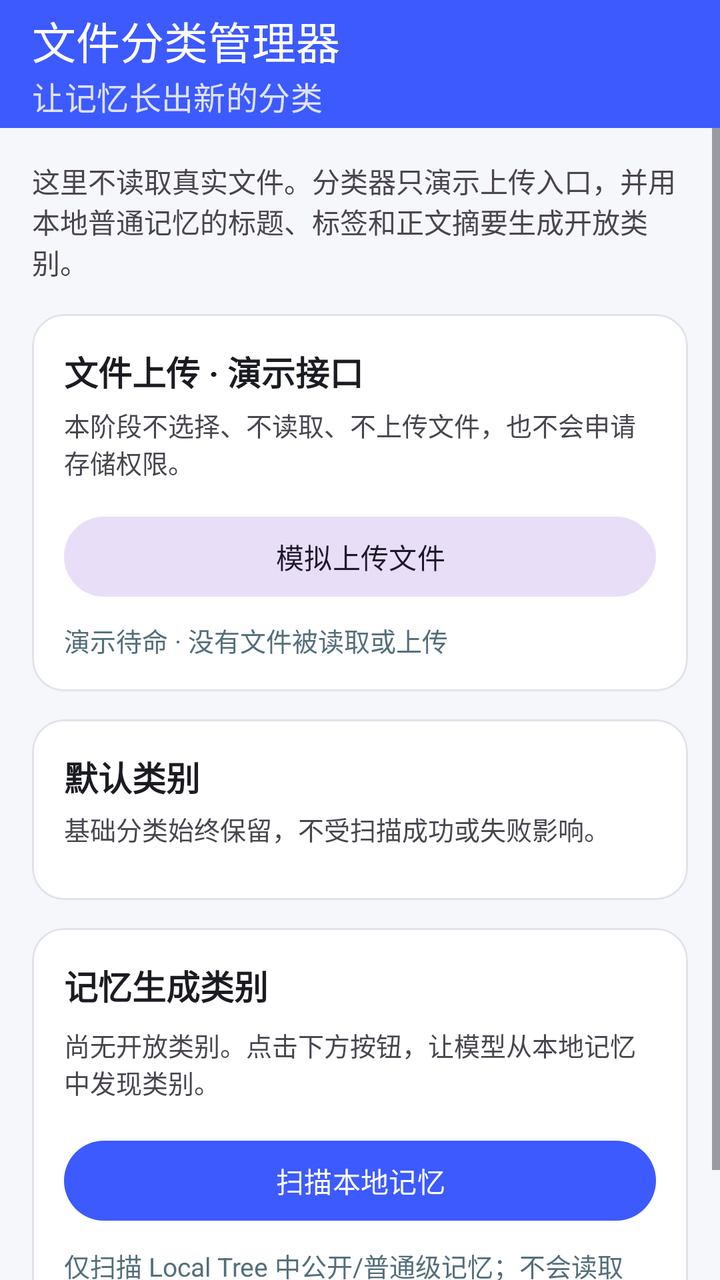
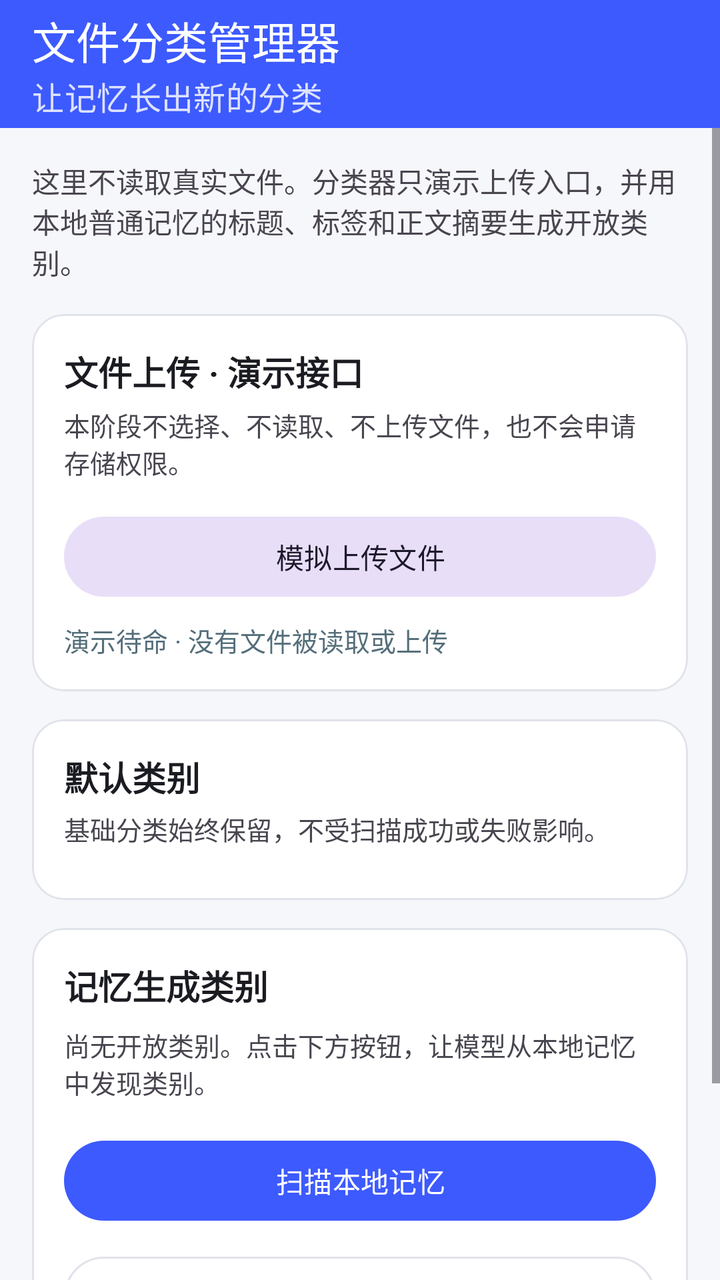

Before-and-after screenshots of an Android layout around one commit, followed by the original layout XML and the change that was made.
<!-- AndroidManifest.xml: application theme Theme.OSMemory -->
<!-- res/layout/phase3_classifier_activity.xml -->
<?xml version="1.0" encoding="utf-8"?>
<LinearLayout xmlns:android="http://schemas.android.com/apk/res/android"
    xmlns:app="http://schemas.android.com/apk/res-auto"
    xmlns:tools="http://schemas.android.com/tools"
    android:id="@+id/p3_classifier_root"
    android:layout_width="match_parent"
    android:layout_height="match_parent"
    android:background="@color/brand_background"
    android:fitsSystemWindows="true"
    android:orientation="vertical"
    tools:context=".phase3.classifier.ClassifierActivity">

    <com.google.android.material.appbar.MaterialToolbar
        android:id="@+id/p3_classifier_toolbar"
        android:layout_width="match_parent"
        android:layout_height="?attr/actionBarSize"
        android:background="@color/brand_primary"
        android:theme="@style/ThemeOverlay.Toolbar.OSMemory"
        app:subtitle="让记忆长出新的分类"
        app:subtitleTextColor="#DDE2FF"
        app:title="文件分类管理器"
        app:titleTextColor="@color/white" />

    <ScrollView
        android:layout_width="match_parent"
        android:layout_height="0dp"
        android:layout_weight="1"
        android:clipToPadding="false"
        android:fillViewport="true">

        <LinearLayout
            android:layout_width="match_parent"
            android:layout_height="wrap_content"
            android:orientation="vertical"
            android:paddingStart="16dp"
            android:paddingTop="16dp"
            android:paddingEnd="16dp"
            android:paddingBottom="24dp">

            <TextView
                android:layout_width="match_parent"
                android:layout_height="wrap_content"
                android:text="这里不读取真实文件。分类器只演示上传入口，并用本地普通记忆的标题、标签和正文摘要生成开放类别。"
                android:textColor="?android:attr/textColorSecondary"
                android:textSize="14sp" />

            <com.google.android.material.card.MaterialCardView
                android:layout_width="match_parent"
                android:layout_height="wrap_content"
                android:layout_marginTop="16dp"
                app:cardBackgroundColor="?attr/colorSurface"
                app:cardCornerRadius="16dp"
                app:strokeColor="@color/brand_outline"
                app:strokeWidth="1dp">

                <LinearLayout
                    android:layout_width="match_parent"
                    android:layout_height="wrap_content"
                    android:orientation="vertical"
                    android:padding="16dp">

                    <TextView
                        android:layout_width="match_parent"
                        android:layout_height="wrap_content"
                        android:text="文件上传 · 演示接口"
                        android:textColor="?attr/colorOnSurface"
                        android:textSize="17sp"
                        android:textStyle="bold" />

                    <TextView
                        android:layout_width="match_parent"
                        android:layout_height="wrap_content"
                        android:layout_marginTop="5dp"
                        android:text="本阶段不选择、不读取、不上传文件，也不会申请存储权限。"
                        android:textColor="?android:attr/textColorSecondary"
                        android:textSize="13sp" />

                    <com.google.android.material.button.MaterialButton
                        android:id="@+id/p3_classifier_fake_upload_button"
                        style="@style/Widget.Material3.Button.TonalButton"
                        android:layout_width="match_parent"
                        android:layout_height="wrap_content"
                        android:layout_marginTop="14dp"
                        android:text="模拟上传文件" />

                    <TextView
                        android:id="@+id/p3_classifier_upload_status"
                        android:layout_width="match_parent"
                        android:layout_height="wrap_content"
                        android:layout_marginTop="8dp"
                        android:text="演示待命 · 没有文件被读取或上传"
                        android:textColor="@color/semantic_public"
                        android:textSize="13sp" />
                </LinearLayout>
            </com.google.android.material.card.MaterialCardView>

            <com.google.android.material.card.MaterialCardView
                android:layout_width="match_parent"
                android:layout_height="wrap_content"
                android:layout_marginTop="14dp"
                app:cardBackgroundColor="?attr/colorSurface"
                app:cardCornerRadius="16dp"
                app:strokeColor="@color/brand_outline"
                app:strokeWidth="1dp">

                <LinearLayout
                    android:layout_width="match_parent"
                    android:layout_height="wrap_content"
                    android:orientation="vertical"
                    android:padding="16dp">

                    <TextView
                        android:layout_width="match_parent"
                        android:layout_height="wrap_content"
                        android:text="默认类别"
                        android:textColor="?attr/colorOnSurface"
                        android:textSize="17sp"
                        android:textStyle="bold" />

                    <TextView
                        android:layout_width="match_parent"
                        android:layout_height="wrap_content"
                        android:layout_marginTop="4dp"
                        android:text="基础分类始终保留，不受扫描成功或失败影响。"
                        android:textColor="?android:attr/textColorSecondary"
                        android:textSize="13sp" />

                    <com.google.android.material.chip.ChipGroup
                        android:id="@+id/p3_classifier_default_categories"
                        android:layout_width="match_parent"
                        android:layout_height="wrap_content"
                        android:layout_marginTop="10dp"
                        app:chipSpacingHorizontal="8dp"
                        app:chipSpacingVertical="4dp"
                        app:singleLine="false" />
                </LinearLayout>
            </com.google.android.material.card.MaterialCardView>

            <com.google.android.material.card.MaterialCardView
                android:layout_width="match_parent"
                android:layout_height="wrap_content"
                android:layout_marginTop="14dp"
                app:cardBackgroundColor="?attr/colorSurface"
                app:cardCornerRadius="16dp"
                app:strokeColor="@color/brand_outline"
                app:strokeWidth="1dp">

                <LinearLayout
                    android:layout_width="match_parent"
                    android:layout_height="wrap_content"
                    android:orientation="vertical"
                    android:padding="16dp">

                    <TextView
                        android:id="@+id/p3_classifier_generated_title"
                        android:layout_width="match_parent"
                        android:layout_height="wrap_content"
                        android:text="记忆生成类别"
                        android:textColor="?attr/colorOnSurface"
                        android:textSize="17sp"
                        android:textStyle="bold" />

                    <TextView
                        android:id="@+id/p3_classifier_generated_empty"
                        android:layout_width="match_parent"
                        android:layout_height="wrap_content"
                        android:layout_marginTop="8dp"
                        android:text="尚无开放类别。点击下方按钮，让模型从本地记忆中发现类别。"
                        android:textColor="?android:attr/textColorSecondary"
                        android:textSize="13sp" />

                    <com.google.android.material.chip.ChipGroup
                        android:id="@+id/p3_classifier_generated_categories"
                        android:layout_width="match_parent"
                        android:layout_height="wrap_content"
                        android:layout_marginTop="10dp"
                        android:visibility="gone"
                        app:chipSpacingHorizontal="8dp"
                        app:chipSpacingVertical="4dp"
                        app:singleLine="false"
                        tools:visibility="visible" />

                    <LinearLayout
                        android:layout_width="match_parent"
                        android:layout_height="wrap_content"
                        android:layout_marginTop="16dp"
                        android:gravity="center_vertical"
                        android:orientation="horizontal">

                        <com.google.android.material.button.MaterialButton
                            android:id="@+id/p3_classifier_scan_button"
                            android:layout_width="0dp"
                            android:layout_height="wrap_content"
                            android:layout_weight="1"
                            android:text="扫描本地记忆" />

                        <com.google.android.material.progressindicator.CircularProgressIndicator
                            android:id="@+id/p3_classifier_scan_progress"
                            android:layout_width="28dp"
                            android:layout_height="28dp"
                            android:layout_marginStart="12dp"
                            android:indeterminate="true"
                            android:visibility="gone"
                            app:indicatorSize="28dp"
                            app:trackThickness="3dp" />
                    </LinearLayout>

                    <TextView
                        android:id="@+id/p3_classifier_scan_status"
                        android:layout_width="match_parent"
                        android:layout_height="wrap_content"
                        android:layout_marginTop="9dp"
                        android:accessibilityLiveRegion="polite"
                        android:text="仅扫描 Local Tree 中公开/普通级记忆；不会读取 Cloud Tree。"
                        android:textColor="@color/semantic_public"
                        android:textSize="13sp" />
                </LinearLayout>
            </com.google.android.material.card.MaterialCardView>
        </LinearLayout>
    </ScrollView>
</LinearLayout>
<!-- resources referenced by this layout -->
<resources>
  <color name="brand_background">#F6F7FB</color>
  <color name="brand_outline">#E1E3EB</color>
  <color name="brand_primary">#3D5AFE</color>
  <color name="semantic_public">#546E7A</color>
  <color name="white">#FFFFFFFF</color>
  <style name="ThemeOverlay.Toolbar.OSMemory" parent="ThemeOverlay.Material3.Dark">
          <item name="colorControlNormal">@color/white</item>
          <item name="android:textColorPrimary">@color/white</item>
      </style>
  <style name="Theme.OSMemory" parent="Base.Theme.OSMemory" />
  <style name="Base.Theme.OSMemory" parent="Theme.Material3.DayNight.NoActionBar">
          <item name="colorPrimary">@color/brand_primary</item>
          <item name="colorOnPrimary">@color/white</item>
          <item name="colorSecondary">@color/brand_secondary</item>
          <item name="colorOnSecondary">@color/white</item>
          <item name="colorTertiary">@color/brand_tertiary</item>
          <item name="android:colorBackground">@color/brand_background</item>
          <item name="colorSurface">@color/brand_surface</item>
          <item name="colorOnSurface">@color/brand_on_surface</item>
          <item name="colorOutline">@color/brand_outline</item>
          <item name="android:statusBarColor">@color/brand_primary</item>
      </style>
  <color name="brand_secondary">#00897B</color>
  <color name="brand_tertiary">#7C4DFF</color>
  <color name="brand_surface">#FFFFFF</color>
  <color name="brand_on_surface">#1B1C22</color>
</resources>

<!-- the commit's change to res/layout/phase3_classifier_activity.xml (unified diff, before → after) -->
@@ -205,6 +205,15 @@
                             app:trackThickness="3dp" />
                     </LinearLayout>
 
+                    <com.google.android.material.button.MaterialButton
+                        android:id="@+id/p3_classifier_clear_button"
+                        style="@style/Widget.Material3.Button.OutlinedButton"
+                        android:layout_width="match_parent"
+                        android:layout_height="wrap_content"
+                        android:layout_marginTop="10dp"
+                        android:text="清空生成类别"
+                        app:icon="@android:drawable/ic_menu_delete" />
+
                     <TextView
                         android:id="@+id/p3_classifier_scan_status"
                         android:layout_width="match_parent"
